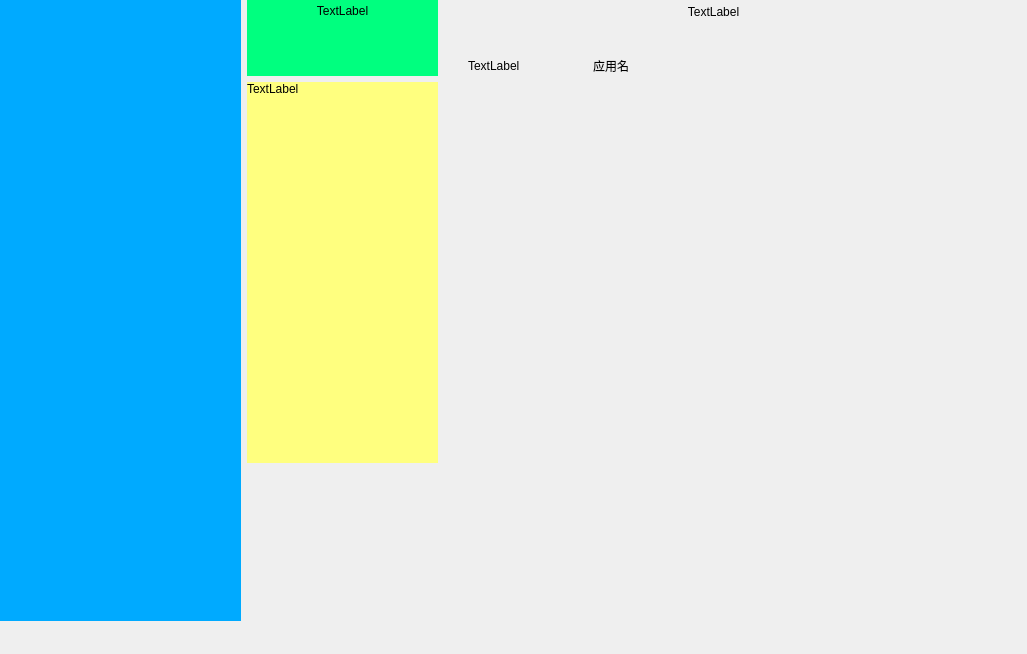
First picture: the form in css/untitled.ui, repository hakaboom/qt_adb, before the edit.
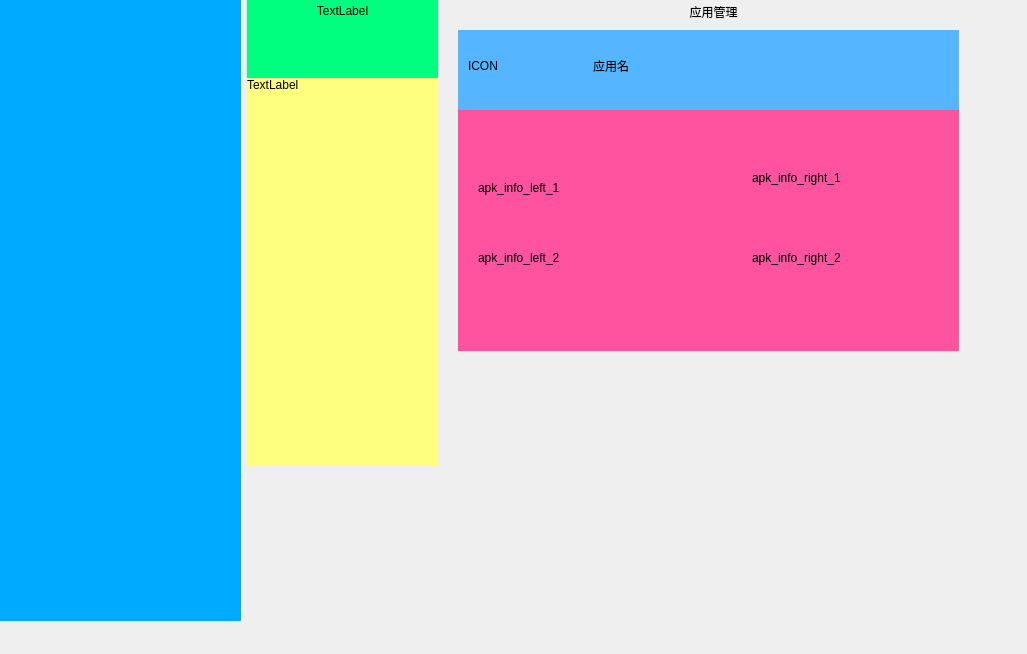
Second picture: the form after the edit.

Commit message: 增加app管理

Patch:
```diff
--- a/css/untitled.ui
+++ b/css/untitled.ui
@@ -63,6 +63,9 @@
             </rect>
            </property>
            <layout class="QVBoxLayout" name="device_config_layout" stretch="1,5,2">
+            <property name="spacing">
+             <number>0</number>
+            </property>
             <item>
              <widget class="QWidget" name="decice_chose" native="true">
               <property name="enabled">
@@ -191,7 +194,7 @@
                 <item>
                  <widget class="QLabel" name="device_app_control_label">
                   <property name="text">
-                   <string>TextLabel</string>
+                   <string>应用管理</string>
                   </property>
                   <property name="alignment">
                    <set>Qt::AlignCenter</set>
@@ -210,8 +213,14 @@
                     </rect>
                    </property>
                    <layout class="QVBoxLayout" name="device_app_info_layout" stretch="1,3">
+                    <property name="spacing">
+                     <number>0</number>
+                    </property>
                     <item>
-                     <widget class="QWidget" name="icon" native="true">
+                     <widget class="QWidget" name="apk_icon_widget" native="true">
+                      <property name="styleSheet">
+                       <string notr="true">background-color: rgb(85, 181, 255);</string>
+                      </property>
                       <widget class="QWidget" name="horizontalLayoutWidget_3">
                        <property name="geometry">
                         <rect>
@@ -223,9 +232,9 @@
                        </property>
                        <layout class="QHBoxLayout" name="horizontalLayout" stretch="1,3">
                         <item>
-                         <widget class="QLabel" name="label_3">
+                         <widget class="QLabel" name="icon_label">
                           <property name="text">
-                           <string>TextLabel</string>
+                           <string>ICON</string>
                           </property>
                          </widget>
                         </item>
@@ -241,7 +250,83 @@
                      </widget>
                     </item>
                     <item>
-                     <widget class="QWidget" name="info" native="true"/>
+                     <widget class="QWidget" name="apk_info_widget" native="true">
+                      <property name="styleSheet">
+                       <string notr="true">background-color: rgb(255, 83, 160);</string>
+                      </property>
+                      <widget class="QWidget" name="horizontalLayoutWidget_4">
+                       <property name="geometry">
+                        <rect>
+                         <x>0</x>
+                         <y>0</y>
+                         <width>501</width>
+                         <height>231</height>
+                        </rect>
+                       </property>
+                       <layout class="QHBoxLayout" name="apk_info_layout">
+                        <item>
+                         <widget class="QWidget" name="apk_info_left" native="true">
+                          <widget class="QLabel" name="label_3">
+                           <property name="geometry">
+                            <rect>
+                             <x>20</x>
+                             <y>70</y>
+                             <width>111</width>
+                             <height>16</height>
+                            </rect>
+                           </property>
+                           <property name="text">
+                            <string>apk_info_left_1</string>
+                           </property>
+                          </widget>
+                          <widget class="QLabel" name="label_5">
+                           <property name="geometry">
+                            <rect>
+                             <x>20</x>
+                             <y>140</y>
+                             <width>91</width>
+                             <height>16</height>
+                            </rect>
+                           </property>
+                           <property name="text">
+                            <string>apk_info_left_2</string>
+                           </property>
+                          </widget>
+                         </widget>
+                        </item>
+                        <item>
+                         <widget class="QWidget" name="apk_info_right" native="true">
+                          <widget class="QLabel" name="label_6">
+                           <property name="geometry">
+                            <rect>
+                             <x>40</x>
+                             <y>60</y>
+                             <width>101</width>
+                             <height>16</height>
+                            </rect>
+                           </property>
+                           <property name="text">
+                            <string>apk_info_right_1</string>
+                           </property>
+                          </widget>
+                          <widget class="QLabel" name="label_7">
+                           <property name="geometry">
+                            <rect>
+                             <x>40</x>
+                             <y>140</y>
+                             <width>101</width>
+                             <height>16</height>
+                            </rect>
+                           </property>
+                           <property name="text">
+                            <string>apk_info_right_2</string>
+                           </property>
+                          </widget>
+                         </widget>
+                        </item>
+                       </layout>
+                      </widget>
+                     </widget>
                     </item>
                    </layout>
                   </widget>
```
Left out of the diff: 2 changed lines with no effect on the pictures.
